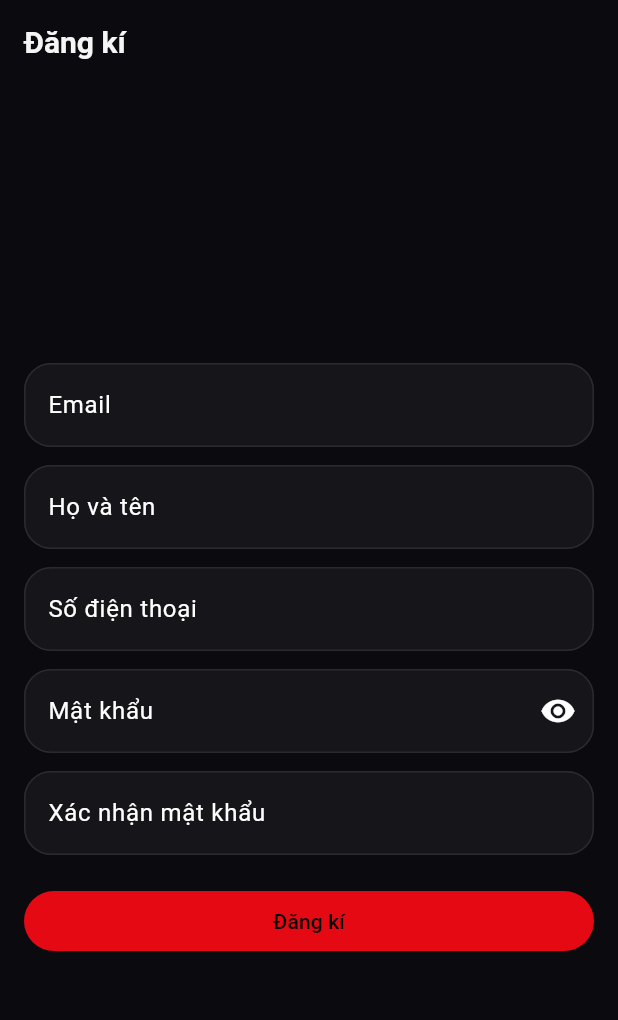
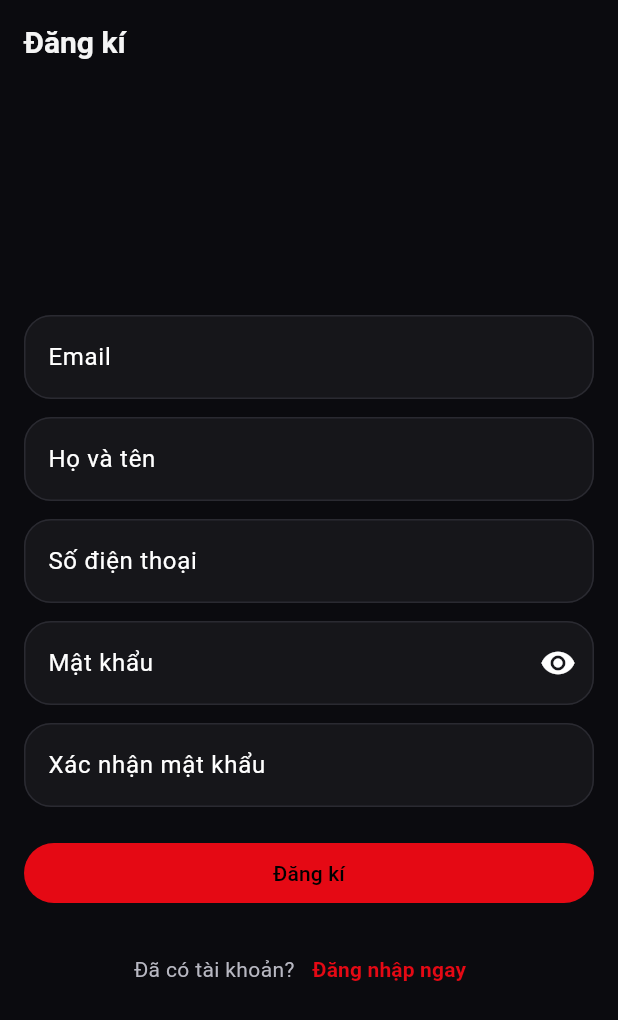
Before and after one commit to KhoiBao/Mixcine, a Flutter app: the RegisterScreen screen opened by its route, on a phone screen of 412 x 824 dp. Shown: the top 1020 px of the screen. Run offline on Flutter 3.47's test engine with Material 3 defaults, Android fonts, the phone set to English and light mode, and no system bars; our stand-ins replace cached_network_image, dio, flutter_riverpod, go_router, shared_preferences, sqflite and 1 more; accounts and stored records are empty.

Commit message:
fix: sum up functions

```diff
--- a/mixcine_movie_app/lib/presentation/screens/auth/register_screen.dart
+++ b/mixcine_movie_app/lib/presentation/screens/auth/register_screen.dart
@@ -154,6 +154,23 @@ class _RegisterScreenState extends ConsumerState<RegisterScreen> {
                     label: authState.isLoading ? 'Đang xử lý...' : 'Đăng kí',
                     onPressed: authState.isLoading ? null : _submit,
                   ),
+                  const SizedBox(height: 16),
+                  Row(
+                    mainAxisAlignment: MainAxisAlignment.center,
+                    children: [
+                      const Text("Đã có tài khoản?"),
+                      TextButton(
+                        onPressed: () {
+                          // Quay lại trang đăng nhập
+                          context.go('/login');
+                        },
+                        child: const Text(
+                          "Đăng nhập ngay",
+                          style: TextStyle(fontWeight: FontWeight.bold),
+                        ),
+                      ),
+                    ],
+                  ),
                 ],
               ),
             ),
```
Also changed, not shown: 2 other files.
